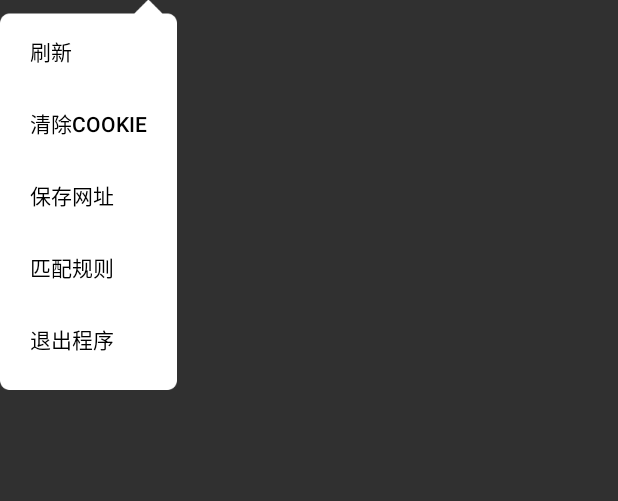
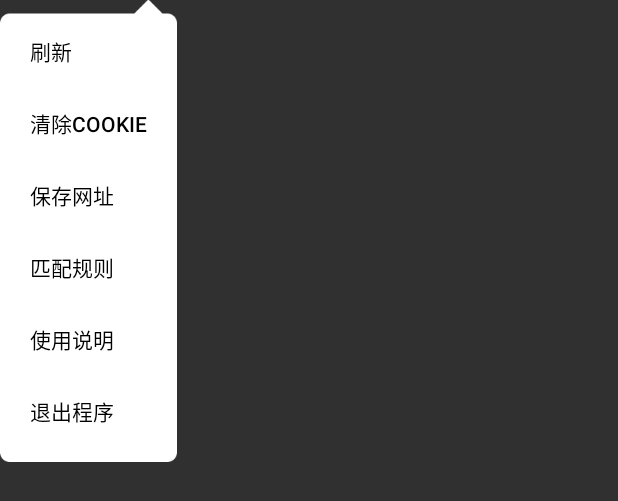
Before and after one commit to lineCode/WebViewVideo, an Android app: the layout pop_more_layout.xml on its own in the app's theme, with its tools: preview values and no code run, on a phone screen of 412 x 824 dp. Shown: the top 501 px of the screen. Run offline under Robolectric (Android 15) with nearby library versions, the phone set to English and light mode, and no system bars.

Commit message:
自动添加当前网址

```diff
--- a/app/src/main/AndroidManifest.xml
+++ b/app/src/main/AndroidManifest.xml
@@ -13,7 +13,6 @@
         android:allowBackup="true"
         android:icon="@mipmap/ic_launcher"
         android:label="@string/app_name"
-        android:roundIcon="@mipmap/ic_launcher_round"
         android:supportsRtl="true"
         android:theme="@style/Theme.AppCompat.NoActionBar">
         <activity
--- a/app/src/main/java/apk/cn/zeffect/webviewvideo/ui/WebActivity.java
+++ b/app/src/main/java/apk/cn/zeffect/webviewvideo/ui/WebActivity.java
@@ -36,6 +36,7 @@ import java.util.List;
 import apk.cn.zeffect.webviewvideo.R;
 import apk.cn.zeffect.webviewvideo.base.BaseActivity;
 import apk.cn.zeffect.webviewvideo.orm.OrmHelp;
+import apk.cn.zeffect.webviewvideo.orm.OrmUtils;
 import apk.cn.zeffect.webviewvideo.ui.regextask.RegexActivity;
 import apk.cn.zeffect.webviewvideo.utils.Constant;
 import apk.cn.zeffect.webviewvideo.utils.MoreUtils;
@@ -81,6 +82,7 @@ public class WebActivity extends BaseActivity implements View.OnClickListener, T
 
     private void initView() {
 //        mWebScroll = (NestedScrollView) findViewById(R.id.web_scroll);
+        OrmUtils.defaultInit(getApplicationContext());
         mMoreBtn = (ImageButton) findViewById(R.id.more_action);
         mProgressBar = (MaterialProgressBar) findViewById(R.id.progress_bar);
         mInputTT = (KMPAutoComplTextView) findViewById(R.id.input_url);
@@ -156,9 +158,10 @@ public class WebActivity extends BaseActivity implements View.OnClickListener, T
                     @Override
                     public boolean onSelection(MaterialDialog dialog, View itemView, int which, CharSequence text) {
                         if (which == -1) return true;
+                        dialog.dismiss();
 //                        gotoPlay(webActivity, text.toString());
                         playVideo(text.toString());
-                        if (pResult.size() == 1) dialog.dismiss();
+//                        if (pResult.size() == 1) dialog.dismiss();
                         return false;
                     }
                 })
--- a/app/src/main/java/apk/cn/zeffect/webviewvideo/ui/addregextask/AddTaskActivity.java
+++ b/app/src/main/java/apk/cn/zeffect/webviewvideo/ui/addregextask/AddTaskActivity.java
@@ -30,6 +30,8 @@ public class AddTaskActivity extends BaseActivity {
         if (mAddTaskFm == null) mAddTaskFm = new FragmentAddTask();
         Bundle bundle = new Bundle();
         bundle.putBoolean(Constant.IS_UPDATE_KEY, getIntent().getBooleanExtra(Constant.IS_UPDATE_KEY, false));
+        bundle.putString(Constant.URL_KEY, getIntent().getStringExtra(Constant.URL_KEY));
+        bundle.putInt(Constant.ID_KEY, getIntent().getIntExtra(Constant.ID_KEY, -1));
         mAddTaskFm.setArguments(bundle);
         getSupportFragmentManager().beginTransaction().add(R.id.far_root_layout, mAddTaskFm).show(mAddTaskFm).commit();
     }
--- a/app/src/main/java/apk/cn/zeffect/webviewvideo/utils/VideoUrlResolve.java
+++ b/app/src/main/java/apk/cn/zeffect/webviewvideo/utils/VideoUrlResolve.java
@@ -80,9 +80,9 @@ public class VideoUrlResolve {
 
     }
 
-    public static final String REGEX_HTTP_URL = "http://(.+?)/";
+    public static final String REGEX_HTTP_URL = "http://(.*?)/";
 
-    public static final String REGEX_HTTPS_URL = "https://(.+?)/";
+    public static final String REGEX_HTTPS_URL = "https://(.*?)/";
 
     /***
      * 正则匹配
--- a/app/src/main/res/layout/pop_more_layout.xml
+++ b/app/src/main/res/layout/pop_more_layout.xml
@@ -1,7 +1,7 @@
 <?xml version="1.0" encoding="utf-8"?>
 <ScrollView xmlns:android="http://schemas.android.com/apk/res/android"
-            android:layout_width="wrap_content"
-            android:layout_height="wrap_content">
+    android:layout_width="wrap_content"
+    android:layout_height="wrap_content">
 
     <LinearLayout
         android:layout_width="wrap_content"
@@ -18,7 +18,7 @@
             android:gravity="left|center_vertical"
             android:padding="@dimen/dp10"
             android:text="刷新"
-            android:textColor="@color/pop_text_color"/>
+            android:textColor="@color/pop_text_color" />
 
         <Button
             android:id="@+id/clear_cookie"
@@ -28,7 +28,7 @@
             android:gravity="left|center_vertical"
             android:padding="@dimen/dp10"
             android:text="清除Cookie"
-            android:textColor="@color/pop_text_color"/>
+            android:textColor="@color/pop_text_color" />
 
         <Button
 
@@ -39,7 +39,7 @@
             android:gravity="left|center_vertical"
             android:padding="@dimen/dp10"
             android:text="保存网址"
-            android:textColor="@color/pop_text_color"/>
+            android:textColor="@color/pop_text_color" />
 
         <Button
             android:id="@+id/go_regex"
@@ -49,8 +49,17 @@
             android:gravity="left|center_vertical"
             android:padding="@dimen/dp10"
             android:text="匹配规则"
-            android:textColor="@color/pop_text_color"/>
+            android:textColor="@color/pop_text_color" />
 
+        <Button
+            android:id="@+id/user_use"
+            android:layout_width="wrap_content"
+            android:layout_height="wrap_content"
+            android:background="@null"
+            android:gravity="left|center_vertical"
+            android:padding="@dimen/dp10"
+            android:text="使用说明"
+            android:textColor="@color/pop_text_color" />
 
         <Button
             android:id="@+id/exit"
@@ -60,7 +69,7 @@
             android:gravity="left|center_vertical"
             android:padding="@dimen/dp10"
             android:text="退出程序"
-            android:textColor="@color/pop_text_color"/>
+            android:textColor="@color/pop_text_color" />
 
     </LinearLayout>
 </ScrollView>
```
Also changed, not shown: app/src/main/java/apk/cn/zeffect/webviewvideo/adapter/RegexAdapter.java (+7 -11 lines), app/src/main/java/apk/cn/zeffect/webviewvideo/orm/OrmHelp.java (+6 -1 lines), app/src/main/java/apk/cn/zeffect/webviewvideo/ui/addregextask/FragmentAddTask.java (+15 -0 lines), app/src/main/java/apk/cn/zeffect/webviewvideo/ui/regextask/RegexFragment.java (+8 -2 lines), app/src/main/res/layout/item_regex.xml (+8 -8 lines), app/src/main/res/mipmap-xhdpi/ic_launcher.png, app/src/main/res/mipmap-xhdpi/ic_launcher_round.png (deleted), 1 other file.
